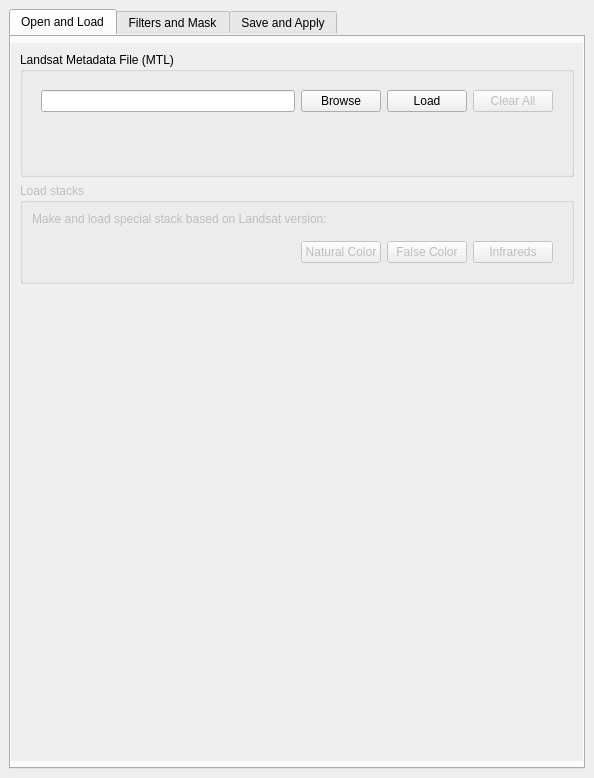
Above: ui/cloud_masking_dockwidget_base.ui from SMByC/CloudMasking before the change. Below: the same form after it.
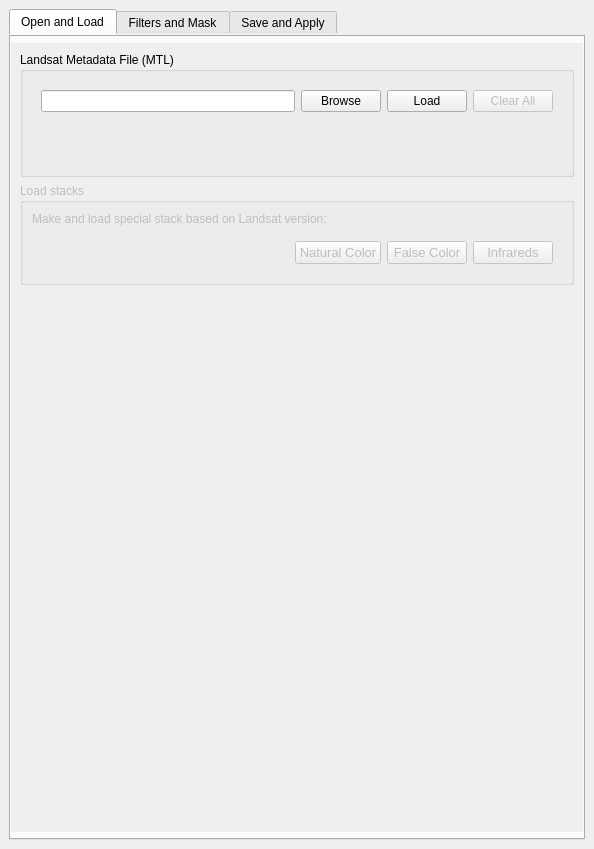
That is the form after the change. Custom widgets are drawn as their Qt base class.

Diff of the .ui file:
```diff
--- a/ui/cloud_masking_dockwidget_base.ui
+++ b/ui/cloud_masking_dockwidget_base.ui
@@ -7,7 +7,7 @@
     <x>0</x>
     <y>0</y>
     <width>594</width>
-    <height>778</height>
+    <height>849</height>
    </rect>
   </property>
   <property name="windowTitle">
@@ -57,7 +57,7 @@
              <x>0</x>
              <y>0</y>
              <width>580</width>
-             <height>688</height>
+             <height>759</height>
             </rect>
            </property>
            <layout class="QVBoxLayout" name="verticalLayout_11">
@@ -225,7 +225,7 @@
                   <item>
                    <widget class="QPushButton" name="button_NaturalColorStack">
                     <property name="styleSheet">
-                     <string notr="true">font-size: 9pt;</string>
+                     <string notr="true">font-size: 10pt;</string>
                     </property>
                     <property name="text">
                      <string>Natural Color</string>
@@ -235,7 +235,7 @@
                   <item>
                    <widget class="QPushButton" name="button_FalseColorStack">
                     <property name="styleSheet">
-                     <string notr="true">font-size: 9pt;</string>
+                     <string notr="true">font-size: 10pt;</string>
                     </property>
                     <property name="text">
                      <string>False Color</string>
@@ -245,7 +245,7 @@
                   <item>
                    <widget class="QPushButton" name="button_InfraredsStack">
                     <property name="styleSheet">
-                     <string notr="true">font-size: 9pt;</string>
+                     <string notr="true">font-size: 10pt;</string>
                     </property>
                     <property name="text">
                      <string>Infrareds</string>
```
Left out of the diff: 29 changed lines with no effect on the pictures.
